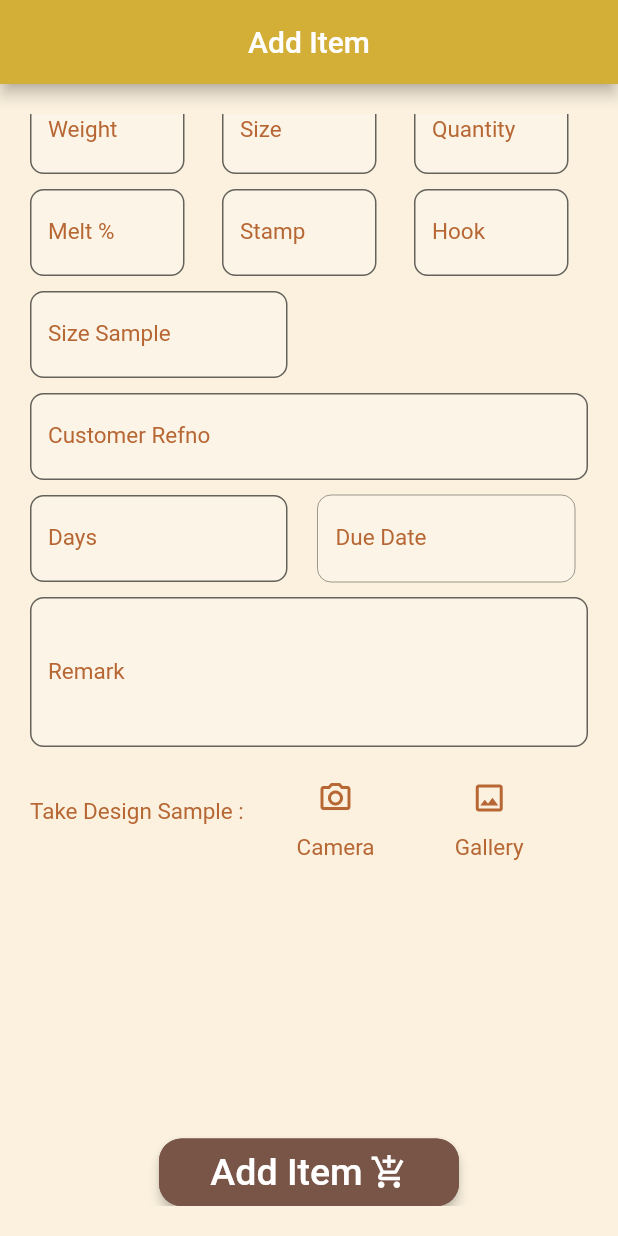
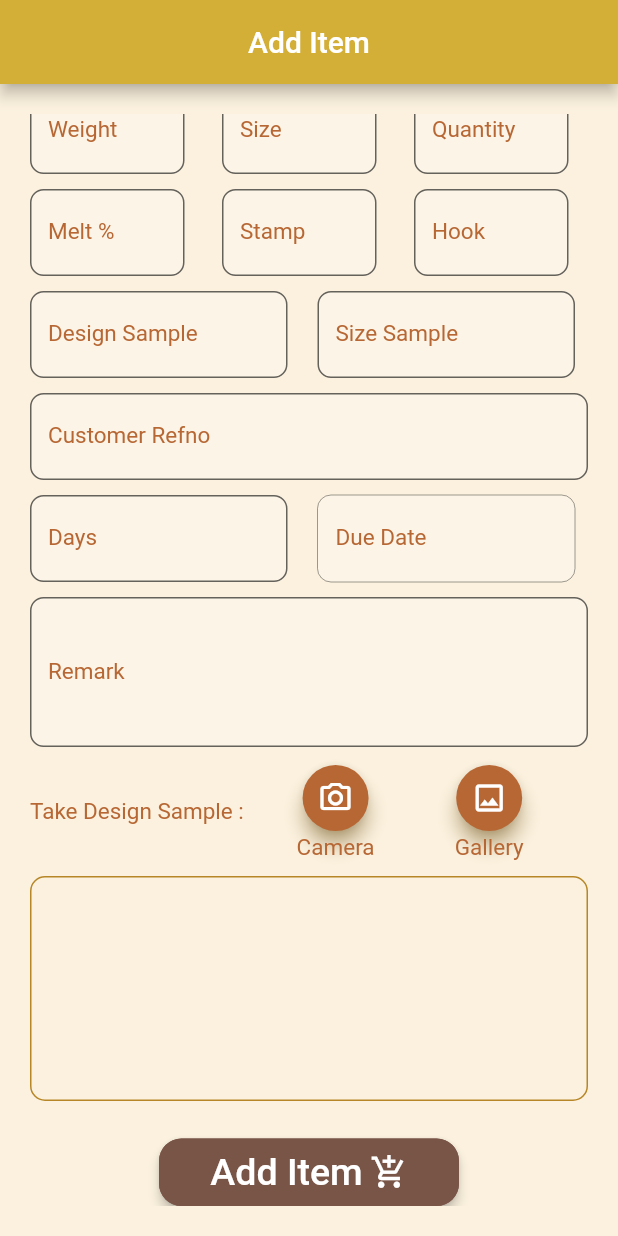
Before and after one commit to tknikhil/flutter_spring_login, a Flutter app: the AddItem screen opened directly, scrolled down 106 dp, on a phone screen of 412 x 824 dp. Run offline on Flutter 3.47's test engine with Material 2 defaults, Android fonts, the light colour scheme and no system bars; our stand-ins replace bloc, dropdown_textfield, flutter_bloc, google_fonts, image_picker, injectable; network calls fail.

Commit message:
imageData added

```diff
--- a/lib/src/constrainst/api_constraints.dart
+++ b/lib/src/constrainst/api_constraints.dart
@@ -1,5 +1,6 @@
-// const String baseUrl="http://192.168.0.244:8081/salesorder";
-const String baseUrl="http://10.0.2.2:9091";
+// const String baseUrl="http://192.168.0.244:8081/salesorder";//server
+const String baseUrl="http://192.168.0.233:8081/salesorder";//junaid
+// const String baseUrl="http://10.0.2.2:9091";//test
 const String orderUrl="/srcOnLoadOrderDtl";
 const String loginPosts="/login";
 const String custOrdrDsplyUrl="/custCode";
--- a/lib/src/json_request/json_req.dart
+++ b/lib/src/json_request/json_req.dart
@@ -17,9 +17,10 @@ class JsonReq {
       double meltPer,
       String stamp,
       String hook,
-      List<String> designSample,
+      String designSample,
       String sizeSample,
       String refNo,
+      List<String> imageData,
       String remark,
       int days) {
     print({
@@ -37,6 +38,7 @@ class JsonReq {
           "refNo": refNo,
           "designSample": designSample,
           "sizeSample": sizeSample,
+          "imageData":imageData,
           "days": days
         }
       }
@@ -55,6 +57,7 @@ class JsonReq {
             "remark": remark,
             "refNo": refNo,
             "designSample": designSample,
+            "imageData":imageData,
             "sizeSample": sizeSample,
             "days": days
           }
--- a/lib/src/presentation/pages/add_item.dart
+++ b/lib/src/presentation/pages/add_item.dart
@@ -174,17 +174,23 @@ setState(() {
                       ),
                       const SizedBox(height: 10),
                       Row(children: [
-                      //   SizedBox(
-                      //       width: MediaQuery.of(context).size.width / 2.4,
-                      //       // child: FormAddItemTextField(
-                      //       //     inputController: designController,
-                      //       //     label: 'Design Sample',mxLine: 1,textType: TextInputType.text,)),
-                      //   // const SizedBox(width: 20),
                         SizedBox(
                             width: MediaQuery.of(context).size.width / 2.4,
                             child: FormAddItemTextField(
-                                inputController: sizeSmplController,
-                                label: 'Size Sample',mxLine: 1,textType: TextInputType.text,)),
+                                inputController: designController,
+                                label: 'Design Sample',mxLine: 1,textType: TextInputType.text,)),
+                        const SizedBox(width: 20),
+                          SizedBox(
+                              width: MediaQuery.of(context).size.width / 2.4,
+                              child: FormAddItemTextField(
+                                  inputController: sizeSmplController,
+                                  label: 'Size Sample',mxLine: 1,textType: TextInputType.text,)),
+                          // const SizedBox(width: 20),
+                      //   SizedBox(
+                      //       width: MediaQuery.of(context).size.width / 2.4,
+                      //       child: FormAddItemTextField(
+                      //         inputController: refNoController,
+                      //         label: 'Customer Refno',textType: TextInputType.text,mxLine: 1,)),
                       ]),
                       const SizedBox(height: 10),
                       Row(
@@ -237,12 +243,19 @@ setState(() {
                           children: [
                             SizedBox(
                                 width: MediaQuery.of(context).size.width / 5,
-                                child:IconButton(icon: Icon(Icons.camera_alt_outlined,
-                                    color:Palette.text),
-                                  splashColor: Color(0xfffd4af37),
+                                child:ElevatedButton(
                                   onPressed: (){
                                     _image!.length<2?getImage(true):null;
-                                  },)),
+                                  }, child: Icon(Icons.camera_alt_outlined,
+                                    color:Palette.white,
+                                  ),
+                                    style: ElevatedButton.styleFrom(
+                                      shape: CircleBorder(),
+                                      shadowColor: Palette.gold,
+                                      elevation: 5,
+                                      padding: EdgeInsets.all(10),
+                                      backgroundColor: Palette.text, // <-- Splash color
+                                    ))),
                             Text("Camera",style: const TextStyle(
                               fontSize: 15,
                               color: Palette.text,
@@ -254,11 +267,16 @@ setState(() {
                           children: [
                             SizedBox(
                                 width: MediaQuery.of(context).size.width / 5,
-                                child: IconButton(icon: Icon(Icons.image_outlined, color:Palette.text,),
-                                  splashColor: Color(0xfffd4af37),
+                                child: ElevatedButton(
                                   onPressed: (){
                                     _image!.length<2?getImage(false):print(_image!.length);
-                                  },)),
+                                  }, child: Icon(Icons.image_outlined, color:Palette.white,), style: ElevatedButton.styleFrom(
+                                  shape: CircleBorder(),
+                                  shadowColor: Palette.gold,
+                                  elevation: 5,
+                                  padding: EdgeInsets.all(10),
+                                  backgroundColor: Palette.text, // <-- Splash color
+                                ))),
                             Text("Gallery",style: const TextStyle(
                               fontSize: 15,
                               color: Palette.text,
@@ -276,6 +294,10 @@ setState(() {
                          child: Align(
                            alignment: Alignment.centerLeft,
                            child: Container(
+                             decoration: BoxDecoration(
+                               border: Border.all(color: Palette.gold),
+                               borderRadius: BorderRadius.circular(10)
+                             ),
                              height: 150.0,
                              width: MediaQuery.of(context).size.width,
                                child: ListView.builder(
@@ -315,7 +337,7 @@ setState(() {
                         heightSize: 45,
                         widthSize: 200,
                         onPressed: () {
-                          formKey.currentState!.validate();
+                           formKey.currentState!.validate();
                              saveItem(itemNameController.text,weightController.text,
                                  sizeController.text,
                                  quantityController.text,
@@ -326,6 +348,7 @@ setState(() {
                                  sizeSmplController.text,
                                  refNoController.text,
                                  remarkController.text,
+                                 'test base64',
                                  daysController.text,
                                  dueDateController.text,context);
                            }
@@ -355,19 +378,20 @@ setState(() {
   //     }
   // }
 
-  void saveItem( String itemName, String weight, String size, String qty, String meltper, String stamp, String hook, String design, String sizeSample, String refNo, String remark, String days, String duedate, BuildContext context) {
+  void saveItem( String itemName, String weight, String size, String qty, String meltper, String stamp, String hook,String design, String sizeSample, String refNo,  String imageData1,String remark, String days, String duedate,BuildContext context) {
      // final itemName=DropDownValueModel(name: , value: value);
     print('${Image.file(File(AddItemState._image![0].path))}======>image Path');
-    days='0';
+    // days='0';
       var isDataSave = PersisItemService().saveItem(itemName,
           double.tryParse(weight),
           size, int.tryParse(qty),
           double.tryParse(meltper),
           stamp,
           hook,
-          imgToBase64(_image),
+          design,
           sizeSample,
           refNo,
+          imgToBase64(_image),
           remark,
           int.tryParse(days)!);
 print('dropdown val=${itemName} itemname=$itemName weight =$weight itemsize=$size qty=$qty meltper=$meltper stamp=$stamp  hook=$hook   design=$design   sizeSample=$sizeSample  refNo=$refNo   remark=$remark   days=$days  ');
@@ -462,7 +486,7 @@ return showDialog(context: context, builder: (context){
 child: Column(
   crossAxisAlignment: CrossAxisAlignment.center,
   children: [
-    Image.file(File(images!.path))
+    Image.file(File(images!.path),)
   ],
 ),
       ),
--- a/lib/src/service/persist_item_service.dart
+++ b/lib/src/service/persist_item_service.dart
@@ -15,9 +15,10 @@ class PersisItemService {
       double? meltPer,
       String? stamp,
       String? hook,
-      List<String>? designSample,
+      String? designSample,
       String? sizeSample,
       String? refNo,
+      List<String>? imageData,
       String? remark,
       int days) async {
     print('itemname =$itemName , weight=$weight, itemSize=$itemSize, qty=$qty, meltPer=$meltPer, stamp=$stamp,  hook=$hook, designSample=$designSample, sizeSample=$sizeSample, refNo=$refNo, remark=$remark, days=$days ===========>saveItem() ');
@@ -38,6 +39,7 @@ class PersisItemService {
             designSample!,
             sizeSample!,
             refNo!,
+            imageData!,
             remark!,
             days));
 
```
